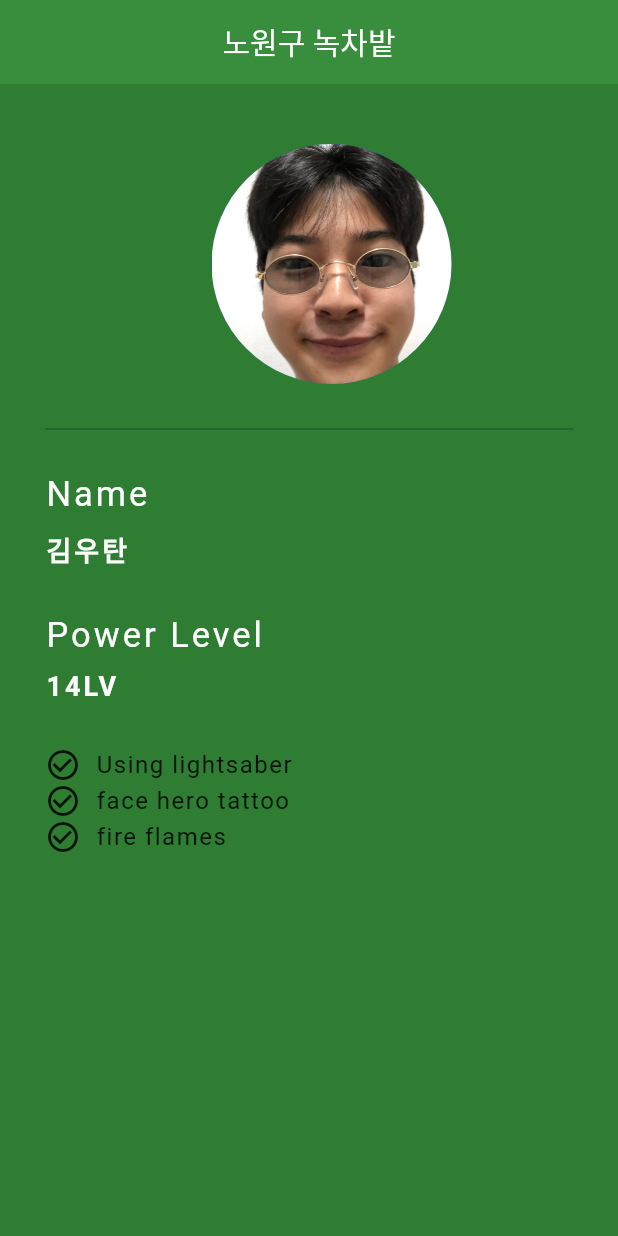
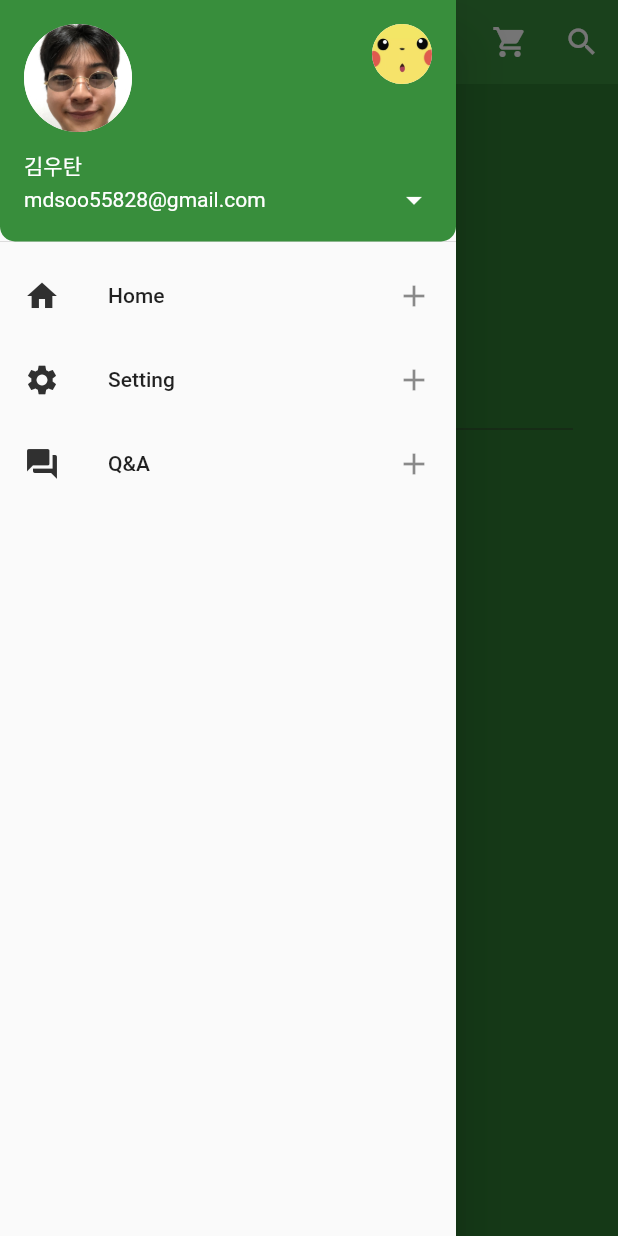
Before and after one commit to junjange/GDSC-Flutter-Learning, a Flutter app: the screen it shows after launch, with the side drawer open (before the commit the screen has no drawer), on a phone screen of 412 x 824 dp. Run offline on Flutter 3.47's test engine with Material 2 defaults, Android fonts, the phone set to English and light mode, and no system bars.

Commit message:
21.09.12

```diff
--- a/lib/main.dart
+++ b/lib/main.dart
@@ -27,6 +27,82 @@ class MyCard extends StatelessWidget {
         centerTitle: true,
         backgroundColor: Colors.green[700],
         elevation: 0.0,
+        actions: <Widget>[
+          IconButton(
+            icon: Icon(Icons.shopping_cart),
+            onPressed: () {
+              print("shopping button is clicked");
+            },
+          ),
+          IconButton(
+            icon: Icon(Icons.search),
+            onPressed: () {
+              print("serach button is clicked");
+            },
+          ),
+        ],
+      ),
+      drawer: Drawer(
+        child: ListView(
+          padding: EdgeInsets.zero,
+          children: <Widget>[
+            UserAccountsDrawerHeader(
+              currentAccountPicture: CircleAvatar(
+                backgroundImage: AssetImage('assets/wootan.png'),
+                backgroundColor: Colors.white,
+              ),
+              otherAccountsPictures: <Widget>[
+                CircleAvatar(
+                  backgroundImage: AssetImage('assets/ma.png'),
+                  backgroundColor: Colors.white,
+                ),
+              ],
+              accountName: Text('김우탄'),
+              accountEmail: Text('mdsoo55828@gmail.com'),
+              onDetailsPressed: () {
+                print("arrow is clicked");
+              },
+              decoration: BoxDecoration(
+                  color: Colors.green[700],
+                  borderRadius: BorderRadius.only(
+                      bottomLeft: Radius.circular(10.0),
+                      bottomRight: Radius.circular(10.0))),
+            ),
+            ListTile(
+              leading: Icon(
+                Icons.home,
+                color: Colors.grey[850],
+              ),
+              title: Text('Home'),
+              onTap: () {
+                print('Home is clicked');
+              },
+              trailing: Icon(Icons.add),
+            ),
+            ListTile(
+              leading: Icon(
+                Icons.settings,
+                color: Colors.grey[850],
+              ),
+              title: Text('Setting'),
+              onTap: () {
+                print('Setting is clicked');
+              },
+              trailing: Icon(Icons.add),
+            ),
+            ListTile(
+              leading: Icon(
+                Icons.question_answer,
+                color: Colors.grey[850],
+              ),
+              title: Text('Q&A'),
+              onTap: () {
+                print('Q&A is clicked');
+              },
+              trailing: Icon(Icons.add),
+            )
+          ],
+        ),
       ),
       body: Padding(
         padding: EdgeInsets.fromLTRB(30.0, 40.0, 0.0, 0.0),
@@ -47,34 +123,34 @@ class MyCard extends StatelessWidget {
             ),
             Text("Name",
                 style: TextStyle(
-                    color: Colors.white, letterSpacing: 2.0, fontSize: 23.0)),
+                    color: Colors.white,
+                    letterSpacing: 2.0,
+                    fontSize: 23.0,
+                    fontWeight: FontWeight.bold)),
             SizedBox(
               height: 10.0,
             ),
             Text(
               "김우탄",
               style: TextStyle(
-                  color: Colors.white,
-                  letterSpacing: 2.0,
-                  fontSize: 18.0,
-                  fontWeight: FontWeight.bold),
+                  color: Colors.white, letterSpacing: 2.0, fontSize: 18.0),
             ),
             SizedBox(
               height: 30.0,
             ),
             Text("Power Level",
                 style: TextStyle(
-                    color: Colors.white, letterSpacing: 2.0, fontSize: 23.0)),
+                    color: Colors.white,
+                    letterSpacing: 2.0,
+                    fontSize: 23.0,
+                    fontWeight: FontWeight.bold)),
             SizedBox(
               height: 10.0,
             ),
             Text(
-              "14LV",
+              "23LV",
               style: TextStyle(
-                  color: Colors.white,
-                  letterSpacing: 2.0,
-                  fontSize: 18.0,
-                  fontWeight: FontWeight.bold),
+                  color: Colors.white, letterSpacing: 2.0, fontSize: 18.0),
             ),
             SizedBox(
               height: 30.0,
@@ -122,9 +198,39 @@ class MyCard extends StatelessWidget {
 
             //   ),
             // )
+            MySnackBar(),
           ],
         ),
       ),
     );
   }
 }
+
+class MySnackBar extends StatefulWidget {
+  const MySnackBar({Key? key}) : super(key: key);
+
+  @override
+  _MySnackBarState createState() => _MySnackBarState();
+}
+
+class _MySnackBarState extends State<MySnackBar> {
+  @override
+  Widget build(BuildContext context) {
+    return Center(
+      child: RaisedButton(
+        child: Text('Show me'),
+        onPressed: () {
+          Scaffold.of(context).showSnackBar(
+            SnackBar(
+              content: Text("안녕! 나는 우탄~",
+                  textAlign: TextAlign.center,
+                  style: TextStyle(color: Colors.white)),
+              backgroundColor: Colors.teal,
+              duration: Duration(milliseconds: 1000),
+            ),
+          );
+        },
+      ),
+    );
+  }
+}
```
